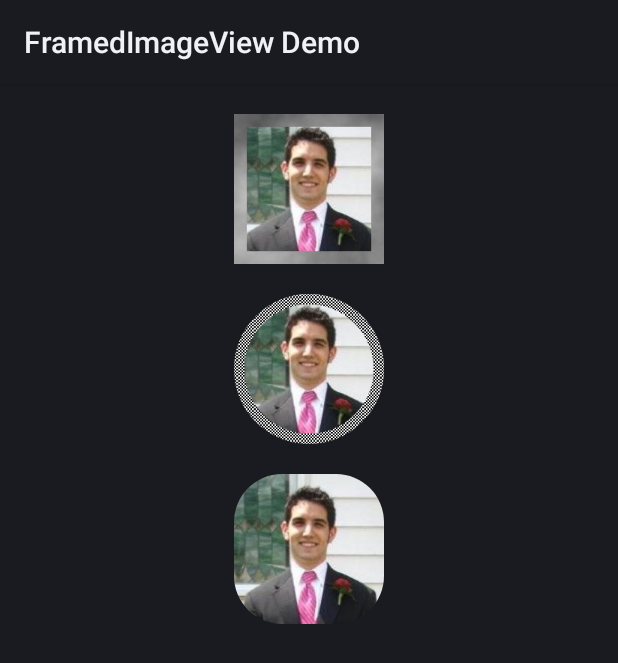
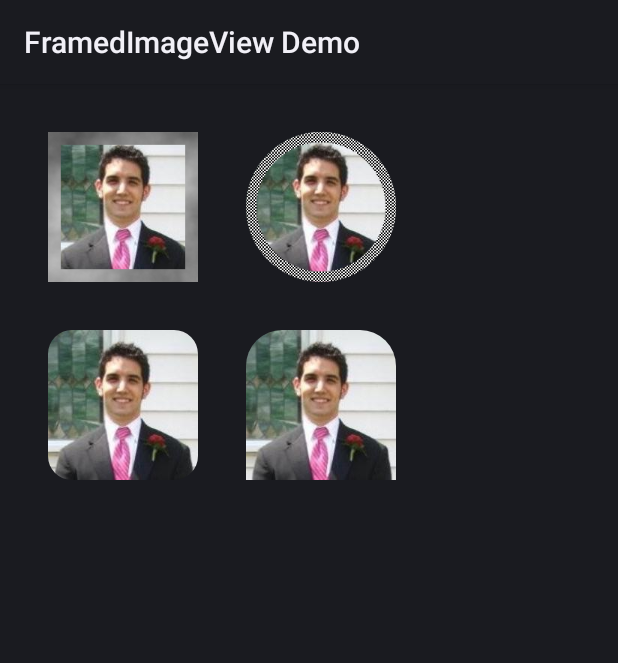
Before and after one commit to wmbest2/FramedImageView, an Android app: the screen it shows after launch (MainActivity), on a phone screen of 412 x 824 dp. Shown: the top 663 px of the screen. Run offline under Robolectric (Android 15) with nearby library versions, the phone set to English and light mode, and no system bars.

Commit message:
independent corner radius'

```diff
--- a/FramedImageView/build.gradle
+++ b/FramedImageView/build.gradle
@@ -5,7 +5,7 @@ android {
     buildToolsVersion "19.0.0"
 
     defaultConfig {
-        minSdkVersion 1
+        minSdkVersion 14
         targetSdkVersion 19
     }
 }
--- a/FramedImageView/src/main/java/com/wmbest/widgets/FramedImageView.java
+++ b/FramedImageView/src/main/java/com/wmbest/widgets/FramedImageView.java
@@ -5,20 +5,21 @@ import android.content.res.TypedArray;
 import android.graphics.*;
 import android.graphics.Bitmap.Config;
 import android.graphics.drawable.*;
+import android.graphics.drawable.shapes.RoundRectShape;
+import android.graphics.drawable.shapes.Shape;
 import android.net.Uri;
 import android.util.AttributeSet;
-import android.util.DisplayMetrics;
 import android.widget.ImageView;
-
-import com.wmbest.widgets.R;
 
 public class FramedImageView extends ImageView {
 
-    private Shape mShape = Shape.CIRCLE;
+    private Type  mType  = Type.CIRCLE;
     private Paint mPaint = new Paint();
+    private RectF mBounds;
+
     private Drawable mFrame;
     private float    mRadius;
-    private RectF    mBounds;
+    private Shape    mShape;
 
 
     public FramedImageView(Context aContext, AttributeSet aAttrs) {
@@ -52,18 +53,43 @@ public class FramedImageView extends ImageView {
     private void setup(Context aContext, AttributeSet aAttrs) {
         TypedArray a = aContext.obtainStyledAttributes(aAttrs, R.styleable.FramedImageView);
 
-        int shape = a.getInt(R.styleable.FramedImageView_shape, 0);
-        mShape = Shape.values()[shape];
+        int type = a.getInt(R.styleable.FramedImageView_type, 0);
+        mType = Type.values()[type];
         mFrame = a.getDrawable(R.styleable.FramedImageView_frame);
 
-        if (mShape == Shape.ROUNDED) {
-            mRadius = a.getDimension(R.styleable.FramedImageView_radius, 0);
-            if (mRadius == 0) {
-               mShape = Shape.NONE;
-            }
+        switch (mType) {
+            case ROUNDED:
+                initRounded(a);
+                break;
+            case SHAPE:
+                mType = Type.NONE;
+//                mShape = a.getDrawable(R.styleable.FramedImageView_shape);
+                break;
         }
 
         a.recycle();
+    }
+
+    private void initRounded(TypedArray aAttr) {
+        mRadius = aAttr.getDimension(R.styleable.FramedImageView_radius, 0);
+        if (mRadius == 0) {
+            float tl, tr, bl, br;
+            tl = aAttr.getDimension(R.styleable.FramedImageView_radiusTopLeft, 0);
+            tr = aAttr.getDimension(R.styleable.FramedImageView_radiusTopRight, 0);
+            bl = aAttr.getDimension(R.styleable.FramedImageView_radiusBottomLeft, 0);
+            br = aAttr.getDimension(R.styleable.FramedImageView_radiusBottomRight, 0);
+            if (tl + tr + bl + br > 0) {
+                float[] outerRadii = new float[8];
+                outerRadii[0] = outerRadii[1] = tl;
+                outerRadii[2] = outerRadii[3] = tr;
+                outerRadii[4] = outerRadii[5] = br;
+                outerRadii[6] = outerRadii[7] = bl;
+                mShape = new RoundRectShape(outerRadii, null, null);
+                mType = Type.SHAPE;
+            } else {
+                mType = Type.NONE;
+            }
+        }
     }
 
     private void initPaint() {
@@ -96,7 +122,10 @@ public class FramedImageView extends ImageView {
             mFrame.setBounds(0, 0, getMeasuredWidth(), getMeasuredHeight());
         }
 
-        switch (mShape) {
+        switch (mType) {
+            case SHAPE:
+                drawShape(canvas);
+                break;
             case ROUNDED:
                 drawRounded(canvas);
                 break;
@@ -110,6 +139,11 @@ public class FramedImageView extends ImageView {
         if (mFrame != null) {
             mFrame.draw(canvas);
         }
+    }
+
+    private void drawShape(Canvas aCanvas) {
+        mShape.resize(mBounds.width(), mBounds.height());
+        mShape.draw(aCanvas, mPaint);
     }
 
     private void drawRounded(Canvas aCanvas) {
@@ -139,7 +173,7 @@ public class FramedImageView extends ImageView {
         return bitmap;
     }
 
-    public static enum Shape {
-        NONE, SQUARE, CIRCLE, ROUNDED
+    public static enum Type {
+        NONE, SQUARE, CIRCLE, ROUNDED, SHAPE
     }
 }
--- a/FramedImageView/src/main/res/values/attrs.xml
+++ b/FramedImageView/src/main/res/values/attrs.xml
@@ -3,12 +3,16 @@
     <declare-styleable name="FramedImageView">
         <attr name="frame" format="reference" />
         <attr name="imagePadding" format="dimension" />
-        <attr name="shape" format="enum">
+        <attr name="type" format="enum">
            <enum name="none" value="0"/>
            <enum name="square" value="1"/>
            <enum name="circle" value="2"/>
            <enum name="rounded" value="3"/>
         </attr>
         <attr name="radius" format="dimension" />
+        <attr name="radiusTopLeft" format="dimension" />
+        <attr name="radiusTopRight" format="dimension" />
+        <attr name="radiusBottomLeft" format="dimension" />
+        <attr name="radiusBottomRight" format="dimension" />
     </declare-styleable>
 </resources>
--- a/FramedImageViewTest/build.gradle
+++ b/FramedImageViewTest/build.gradle
@@ -9,7 +9,11 @@ android {
     buildToolsVersion "19.0.0"
 
     defaultConfig {
-        minSdkVersion 1
+        minSdkVersion 14
         targetSdkVersion 19
     }
 }
+
+dependencies {
+    compile 'com.android.support:gridlayout-v7:19.0.0'
+}
--- a/FramedImageViewTest/src/main/res/layout/main.xml
+++ b/FramedImageViewTest/src/main/res/layout/main.xml
@@ -1,38 +1,50 @@
-<RelativeLayout
+<GridLayout
     xmlns:android="http://schemas.android.com/apk/res/android"
     xmlns:framed="http://schemas.android.com/apk/res-auto"
     android:layout_width="match_parent"
     android:layout_height="match_parent"
+    android:columnCount="2"
+    android:padding="16dp"
     >
     <com.wmbest.widgets.FramedImageView
         android:id="@+id/framed_normal"
         android:layout_width="wrap_content"
         android:layout_height="wrap_content"
-        android:layout_centerHorizontal="true"
-        android:layout_marginTop="20dip"
+        android:layout_margin="16dip"
         android:src="@drawable/avatar"
         framed:frame="@drawable/normal_frame"
         />
+
     <com.wmbest.widgets.FramedImageView
         android:id="@+id/framed_circle"
         android:layout_width="100dip"
         android:layout_height="100dip"
-        android:layout_marginTop="20dip"
-        android:layout_centerHorizontal="true"
-        android:layout_below="@id/framed_normal"
+        android:layout_margin="16dip"
         android:src="@drawable/avatar"
         framed:frame="@drawable/circle_frame"
-        framed:shape="circle"
+        framed:type="circle"
         />
+
     <com.wmbest.widgets.FramedImageView
         android:id="@+id/framed_rounded"
         android:layout_width="100dip"
         android:layout_height="100dip"
-        android:layout_marginTop="20dip"
-        android:layout_centerHorizontal="true"
-        android:layout_below="@id/framed_circle"
+        android:layout_margin="16dip"
         android:src="@drawable/avatar"
-        framed:shape="rounded"
-        framed:radius="32dp"
+        framed:type="rounded"
+        framed:radius="16dp"
         />
-</RelativeLayout>
+
+    <com.wmbest.widgets.FramedImageView
+        android:id="@+id/framed_rounded2"
+        android:layout_width="100dip"
+        android:layout_height="100dip"
+        android:layout_margin="16dip"
+        android:src="@drawable/avatar"
+        framed:type="rounded"
+        framed:radiusTopLeft="24dp"
+        framed:radiusTopRight="24dp"
+        />
+
+
+</GridLayout>
```
